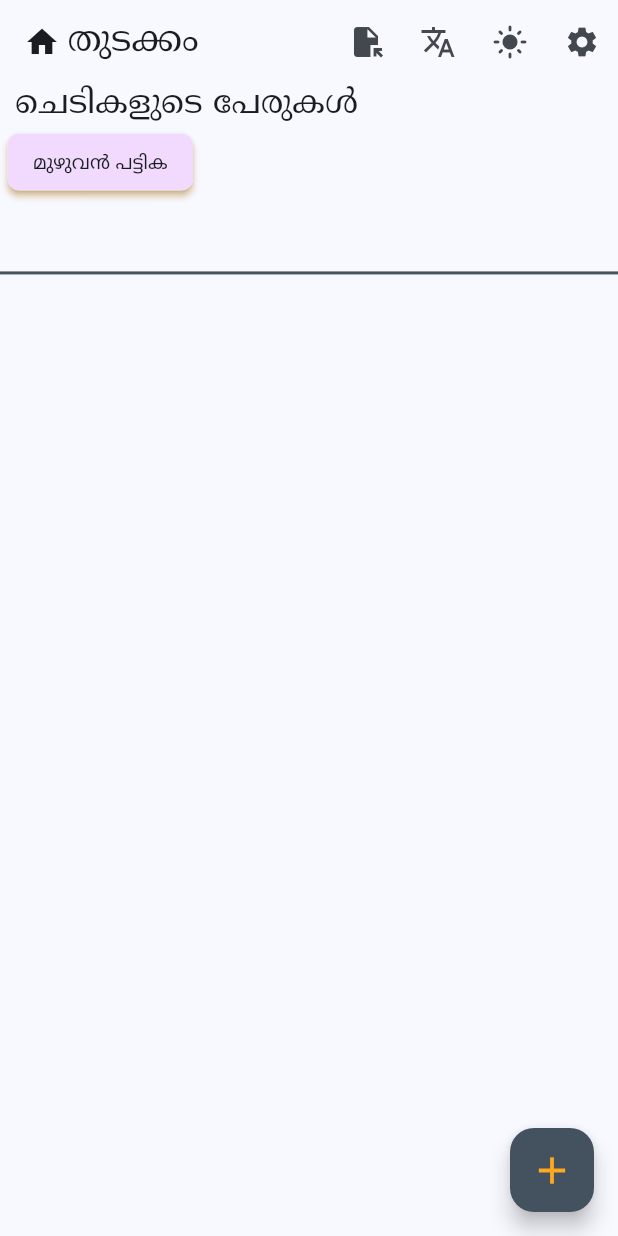
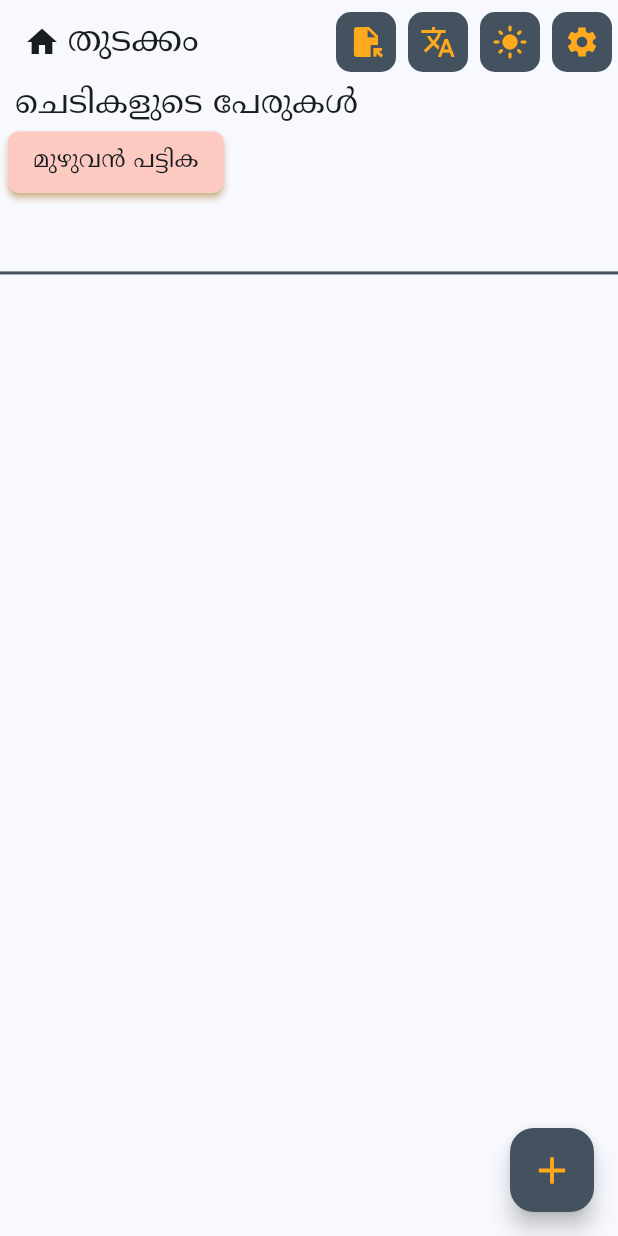
Before and after one commit to ryanromeodev/Plant-App, a Flutter app: the screen it shows after launch, on a phone screen of 412 x 824 dp. Run offline on Flutter 3.47's test engine with Material 3 defaults, Android fonts, the phone set to English and light mode, and no system bars; our stand-ins replace file_picker, flutter_local_notifications, google_fonts, permission_handler, timezone.

Commit message:
UI Second iteration

```diff
--- a/lib/Components/plantheader.dart
+++ b/lib/Components/plantheader.dart
@@ -25,7 +25,7 @@ class _PlantHeaderState extends State<PlantHeader> {
   @override
   Widget build(BuildContext context) {
     List<String> outlist = getplantnames(widget.plants);
-    outlist.insert(0, widget.malayalam?mmuzhuvanpattika:muzhuvanpattika);
+    outlist.insert(0, widget.malayalam ? mmuzhuvanpattika : muzhuvanpattika);
     return Container(
       padding: EdgeInsets.symmetric(horizontal: 5),
       width: MediaQuery.of(context).size.width,
@@ -40,13 +40,25 @@ class _PlantHeaderState extends State<PlantHeader> {
           children:
               outlist.map((String plant) {
                 return ActionChip.elevated(
-                  label: Text(plant),
+                  label: Text(
+                    plant,
+                    style: Theme.of(context).textTheme.titleSmall,
+                  ),
                   backgroundColor:
                       plant == widget.displayName
-                          ? Theme.of(context).colorScheme.primaryContainer
-                          : plant == (widget.malayalam?mmuzhuvanpattika:muzhuvanpattika)
-                          ? Theme.of(context).colorScheme.tertiaryContainer
-                          : Theme.of(context).colorScheme.secondaryContainer,
+                          ? Theme.of(
+                            context,
+                          ).colorScheme.primary.withRed(230).withAlpha(150)
+                          : plant ==
+                              (widget.malayalam
+                                  ? mmuzhuvanpattika
+                                  : muzhuvanpattika)
+                          ? Theme.of(
+                            context,
+                          ).colorScheme.primary.withBlue(150).withAlpha(150)
+                          : Theme.of(
+                            context,
+                          ).colorScheme.primary.withRed(100).withAlpha(150),
                   onPressed: () {
                     widget.groupingfn(plant);
                   },
--- a/lib/Components/planttile.dart
+++ b/lib/Components/planttile.dart
@@ -82,7 +82,7 @@ class _PlantTileState extends State<PlantTile> {
                     ),
                   ),
                   child: Container(
-                    alignment: Alignment.center,
+                    alignment: Alignment.bottomCenter,
                     width: MediaQuery.of(context).size.width / 2.5,
                     padding: EdgeInsets.all(5),
                     child: SingleChildScrollView(
--- a/lib/Components/theme.dart
+++ b/lib/Components/theme.dart
@@ -50,6 +50,11 @@ class _AdeniumState extends State<Adenium> {
         titleLarge: GoogleFonts.notoSerifMalayalam(
           //headtitle
         ),
+        titleSmall: GoogleFonts.notoSerifMalayalam(
+          fontSize: 16,
+
+          //tiles
+        ),
         bodyLarge: GoogleFonts.notoSerifMalayalam(
           //whole_body
         ),
@@ -59,6 +64,8 @@ class _AdeniumState extends State<Adenium> {
       ),
       filledButtonTheme: FilledButtonThemeData(
         style: FilledButton.styleFrom(
+          // foregroundColor: color4,
+          backgroundColor: color2,
           shape: RoundedRectangleBorder(
             borderRadius: BorderRadius.circular(5.0),
           ),
--- a/lib/Pages/homepage.dart
+++ b/lib/Pages/homepage.dart
@@ -58,6 +58,13 @@ class _HomePageState extends State<HomePage> {
         actions: [
           if (plist.isEmpty)
             IconButton(
+              style: IconButton.styleFrom(
+                foregroundColor: Theme.of(context).colorScheme.primary,
+                backgroundColor: Theme.of(context).colorScheme.tertiary,
+                shape: RoundedRectangleBorder(
+                  borderRadius: BorderRadius.circular(10),
+                ),
+              ),
               icon: const Icon(Icons.file_open),
               onPressed: () async {
                 List<Plant> plants = await loadtestdata();
@@ -68,6 +75,13 @@ class _HomePageState extends State<HomePage> {
               },
             ),
           IconButton(
+            style: IconButton.styleFrom(
+              foregroundColor: Theme.of(context).colorScheme.primary,
+              backgroundColor: Theme.of(context).colorScheme.tertiary,
+              shape: RoundedRectangleBorder(
+                borderRadius: BorderRadius.circular(10),
+              ),
+            ),
             icon: const Icon(Icons.translate),
             onPressed: () {
               setState(() {
@@ -76,6 +90,13 @@ class _HomePageState extends State<HomePage> {
             },
           ),
           IconButton(
+            style: IconButton.styleFrom(
+              foregroundColor: Theme.of(context).colorScheme.primary,
+              backgroundColor: Theme.of(context).colorScheme.tertiary,
+              shape: RoundedRectangleBorder(
+                borderRadius: BorderRadius.circular(10),
+              ),
+            ),
             icon: changinIcon,
             onPressed:
                 () => {
@@ -91,7 +112,14 @@ class _HomePageState extends State<HomePage> {
                 },
           ),
           IconButton(
-            icon: const Icon(Icons.settings),
+            style: IconButton.styleFrom(
+              foregroundColor: Theme.of(context).colorScheme.primary,
+              backgroundColor: Theme.of(context).colorScheme.tertiary,
+              shape: RoundedRectangleBorder(
+                borderRadius: BorderRadius.circular(10),
+              ),
+            ),
+            icon: Icon(Icons.settings),
             onPressed: () async {
               List<Plant> trash = await displaySettingsPage(
                 context,
--- a/pubspec.yaml
+++ b/pubspec.yaml
@@ -71,6 +71,7 @@ flutter:
     - assets/plantbg1.jpg
     - assets/pflanzen.png
     - assets/topfe.png
+    - assets/hilight.png
   # An image asset can refer to one or more resolution-specific "variants", see
   # https://flutter.dev/to/resolution-aware-images
 
```
Also changed, not shown: lib/Pages/addpage.dart (+21 -0 lines), lib/Pages/settingspage.dart (+21 -0 lines), lib/Pages/updatepage.dart (+21 -0 lines), assets/hilight.png (added).
